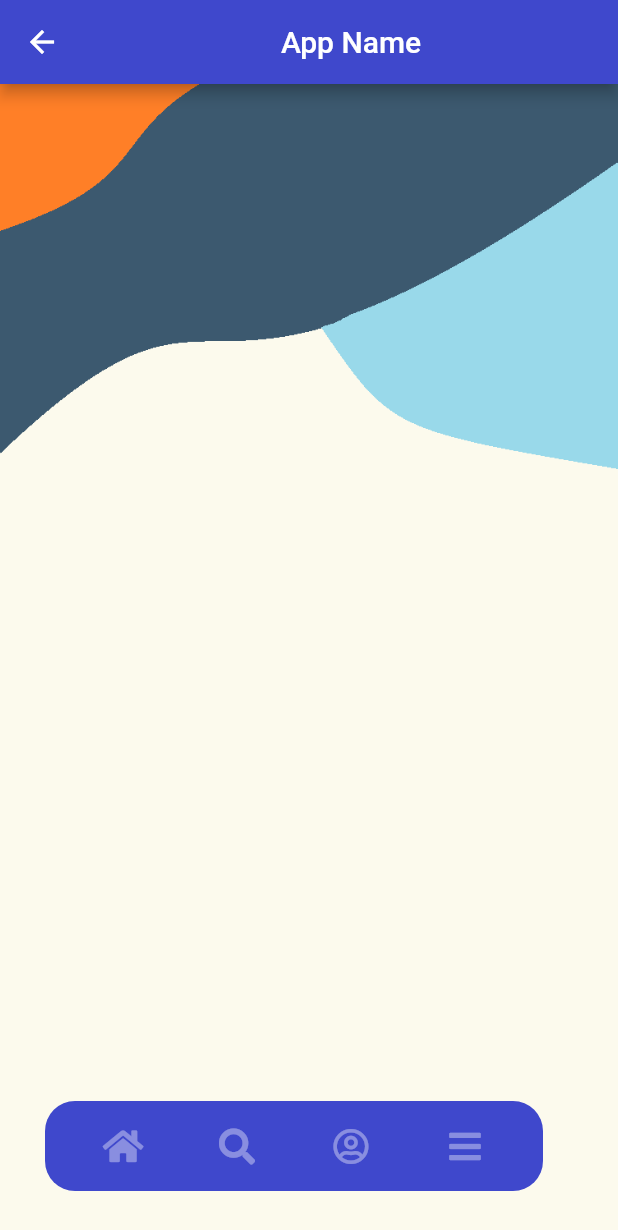
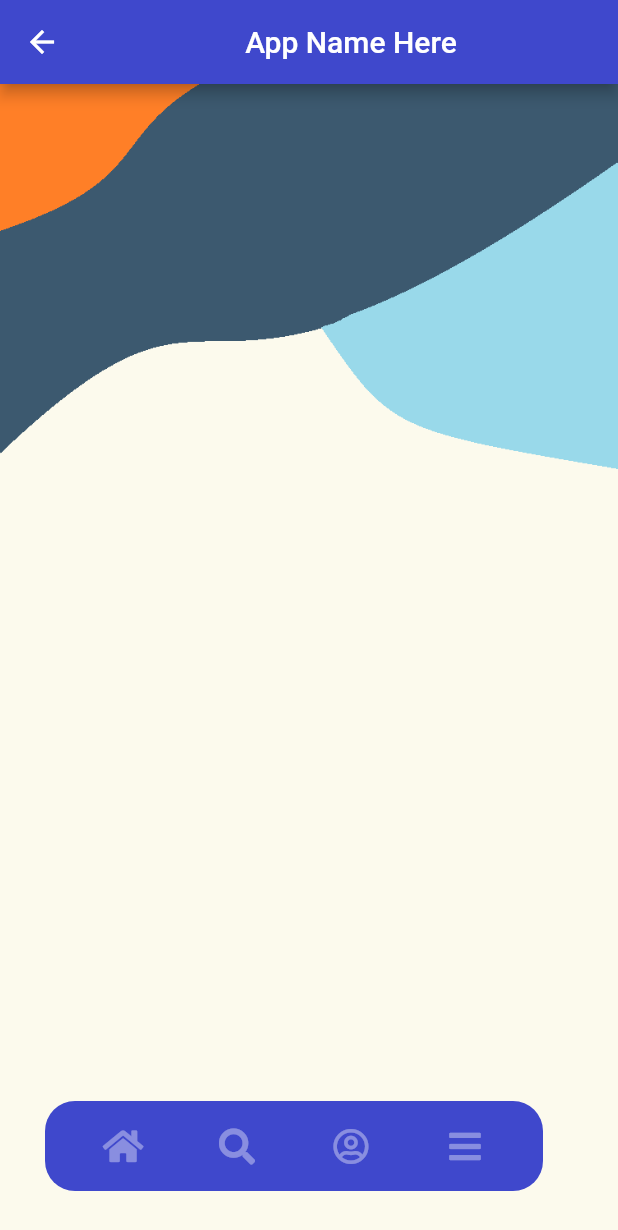
Before and after one commit to KWAPPS/AppLab, a Flutter app: the HomeScreen screen opened by its route, on a phone screen of 412 x 824 dp. Shown: the top 1230 px of the screen. Run offline on Flutter 3.47's test engine with Material 2 defaults, Android fonts, the phone set to English and light mode, and no system bars; our stand-ins replace font_awesome_flutter.

```diff
--- a/lib/screens/home_screen.dart
+++ b/lib/screens/home_screen.dart
@@ -15,7 +15,7 @@ class _HomeScreenState extends State<HomeScreen> {
       appBar: AppBar(
         backgroundColor: kDarkBlue,
         title: Center(
-          child: Text('App Name'),
+          child: Text('App Name Here'),
         ),
       ),
       body: Container(
```
